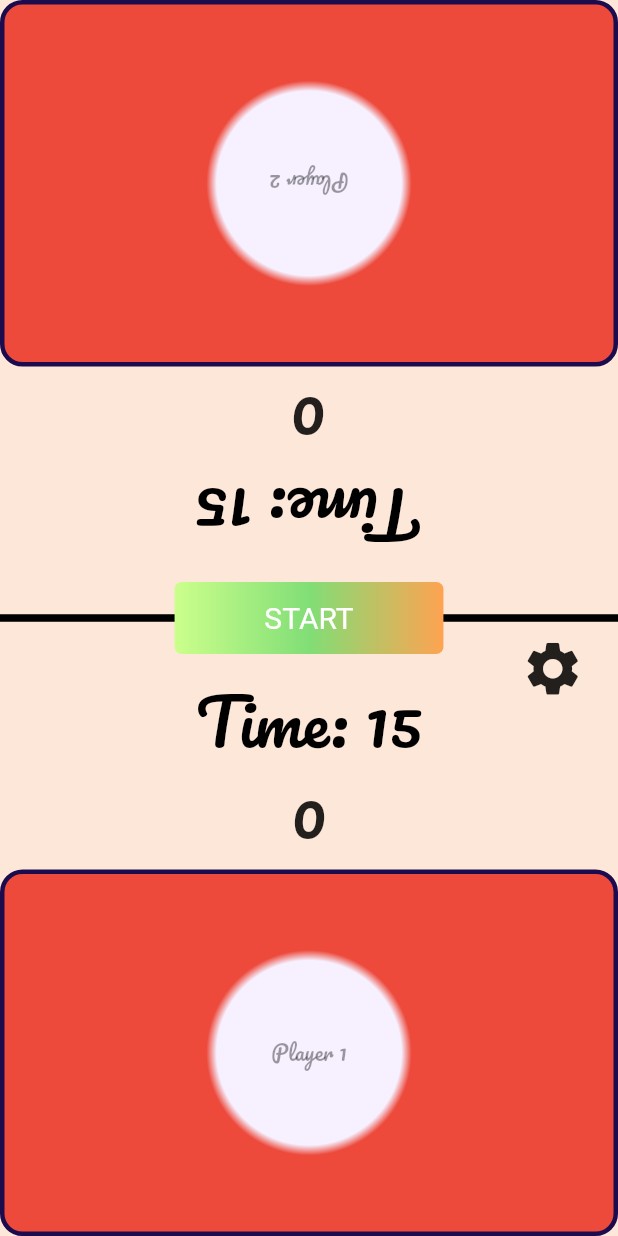
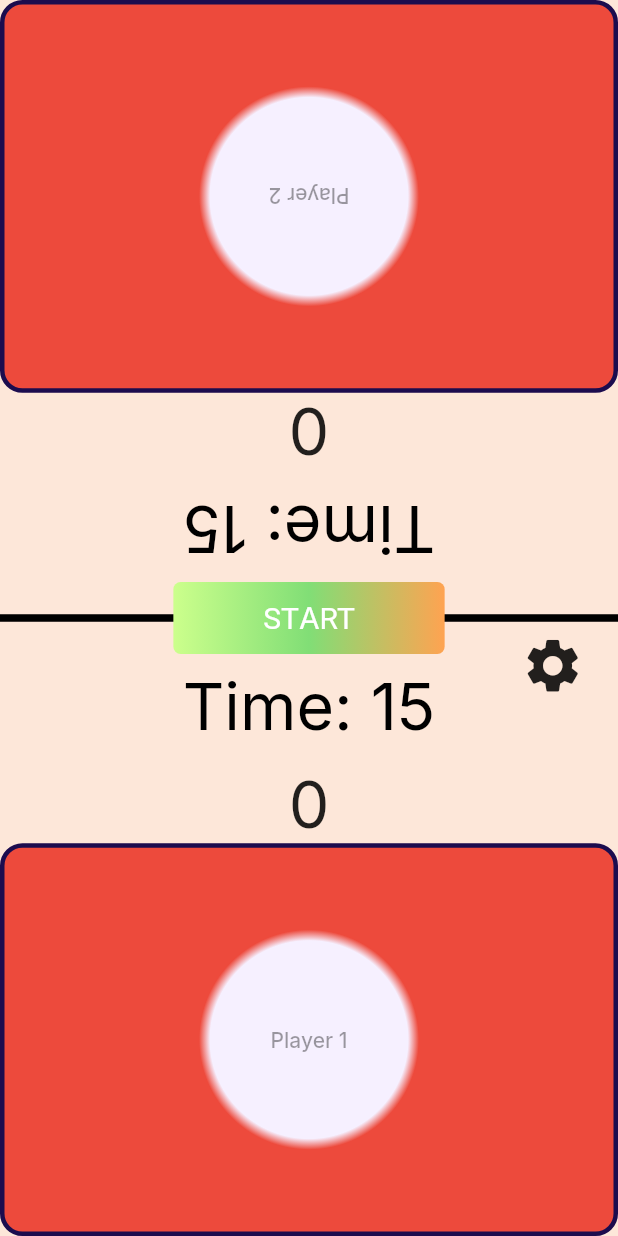
Before and after one commit to reynaldy23/finger-war, a Flutter app: the screen it shows after launch, on a phone screen of 412 x 824 dp. Run offline on Flutter 3.47's test engine with Material 2 defaults, Android fonts, the phone set to English and light mode, and no system bars; our stand-ins replace get, get_storage, google_fonts, shared_preferences, toggle_switch.

Commit message:
saving theme and time state with get_storage

```diff
--- a/lib/Languages.dart
+++ b/lib/Languages.dart
@@ -15,7 +15,7 @@ class Languages extends Translations {
       'popup_ok': 'OK',
       'setting_language': 'Languages:', //10
       'setting_settings': 'SETTINGS',
-      'setting_theme': 'Theme:',
+      'setting_theme': 'Theme: ',
       'time': 'Time: ', //used in two main & setting
     },
     'ms_MY': {
--- a/lib/main.dart
+++ b/lib/main.dart
@@ -1,5 +1,6 @@
 import 'package:flutter/material.dart';
 import 'package:get/get.dart';
+import 'package:get_storage/get_storage.dart';
 import 'package:google_fonts/google_fonts.dart'; //much better font usage compared to manually import in pubspec
 
 import 'package:finger_war/popup.dart';
@@ -13,6 +14,8 @@ import 'dart:math';
 bool themeMode = false;
 int player1 = 0; //score
 int player2 = 0;
+int switch1 = 0;
+int switch2 = 0;
 int point1 = 0; //backup score
 int point2 = 0;
 int total = 0; //total score at pop up
@@ -28,7 +31,8 @@ List<String> timeSelection = <String>[
 ];
 String defaultTime = '15'; // default time when opening the app
 
-void main() {
+main() async {
+  await GetStorage.init();
   runApp(const MyApp());
 }
 
@@ -43,7 +47,7 @@ class MyApp extends StatelessWidget {
         locale: Get.deviceLocale, //default device's language
         fallbackLocale: const Locale('en', 'US'), //backup if default language is not detected / compatible
         theme:
-            ThemeData(fontFamily: GoogleFonts.getFont('Pacifico').fontFamily),
+            ThemeData(fontFamily: GoogleFonts.getFont('Inter').fontFamily),
         home: const MyHomePage(),
       ),
     );
@@ -59,6 +63,7 @@ class MyHomePage extends StatefulWidget {
 
 class _MyHomePageState extends State<MyHomePage> {
   bool buttonStatus = true;
+
 
   @override
   Widget build(BuildContext context) {
@@ -140,7 +145,7 @@ class _MyHomePageState extends State<MyHomePage> {
                             fontSize: 43,
                             color: Colors.black,
                             fontFamily:
-                                GoogleFonts.getFont('Pacifico').fontFamily),
+                                GoogleFonts.getFont('Inter').fontFamily),
                         children: [
                           TextSpan(text: 'time'.tr),
                           TextSpan(text: '$counter')
@@ -230,7 +235,7 @@ class _MyHomePageState extends State<MyHomePage> {
                         fontSize: 43,
                         color: Colors.black,
                         fontFamily:
-                        GoogleFonts.getFont('Pacifico').fontFamily),
+                        GoogleFonts.getFont('Inter').fontFamily),
                     children: [
                       TextSpan(text: 'time'.tr),
                       TextSpan(text: '$counter')
--- a/lib/popup.dart
+++ b/lib/popup.dart
@@ -20,7 +20,7 @@ class WinnerAlert extends StatelessWidget {
         ),
         content: RichText(
             text: TextSpan(children: [
-          TextSpan(text: 'The maetch is '.tr),
+          TextSpan(text: 'The match is '.tr),
           TextSpan(text: '$result '),
           TextSpan(text: 'by'.tr),
           TextSpan(text: '$total '),
--- a/pubspec.yaml
+++ b/pubspec.yaml
@@ -35,6 +35,7 @@ dependencies:
   # Use with the CupertinoIcons class for iOS style icons.
   cupertino_icons: ^1.0.2
   get: ^4.6.1
+  get_storage: ^2.0.3
   google_fonts: ^2.1.0
   shared_preferences: ^2.0.11
   toggle_switch: ^1.3.0
```
Also changed, not shown: lib/inherited.dart (+10 -10 lines), lib/setting.dart (+25 -4 lines), pubspec.lock.
